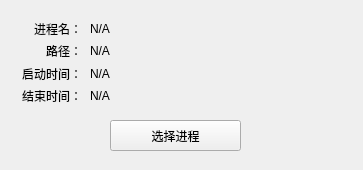
First picture: the form in client/PidSelect.ui, repository 992271363/desktop-activity-system, before the edit.
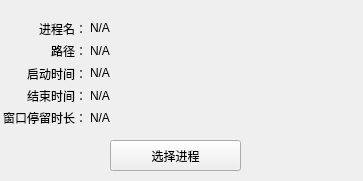
Second picture: the form after the edit.

Commit message: 添加了在clientGUI中即时显示本次应用累计的焦点时长（非持久化）

Patch:
```diff
--- a/client/PidSelect.ui
+++ b/client/PidSelect.ui
@@ -7,7 +7,7 @@
     <x>0</x>
     <y>0</y>
     <width>363</width>
-    <height>170</height>
+    <height>181</height>
    </rect>
   </property>
   <property name="windowTitle">
@@ -17,7 +17,7 @@
    <property name="geometry">
     <rect>
      <x>110</x>
-     <y>120</y>
+     <y>140</y>
      <width>131</width>
      <height>31</height>
     </rect>
@@ -32,7 +32,7 @@
      <x>90</x>
      <y>20</y>
      <width>261</width>
-     <height>84</height>
+     <height>106</height>
     </rect>
    </property>
    <layout class="QVBoxLayout" name="verticalLayout">
@@ -64,6 +64,13 @@
       </property>
      </widget>
     </item>
+    <item>
+     <widget class="QLabel" name="label_focus_time_show">
+      <property name="text">
+       <string>N/A</string>
+      </property>
+     </widget>
+    </item>
    </layout>
   </widget>
   <widget class="QWidget" name="layoutWidget">
@@ -71,8 +78,8 @@
     <rect>
      <x>1</x>
      <y>20</y>
-     <width>81</width>
-     <height>84</height>
+     <width>86</width>
+     <height>106</height>
     </rect>
    </property>
    <layout class="QVBoxLayout" name="verticalLayout_2">
@@ -116,6 +123,16 @@
       </property>
      </widget>
     </item>
+    <item>
+     <widget class="QLabel" name="focus_time_label">
+      <property name="text">
+       <string>窗口停留时长：</string>
+      </property>
+      <property name="alignment">
+       <set>Qt::AlignRight|Qt::AlignTrailing|Qt::AlignVCenter</set>
+      </property>
+     </widget>
+    </item>
    </layout>
   </widget>
  </widget>
```
Left out of the diff: 2 changed lines with no effect on the pictures. The commit also changes 4 other files.
